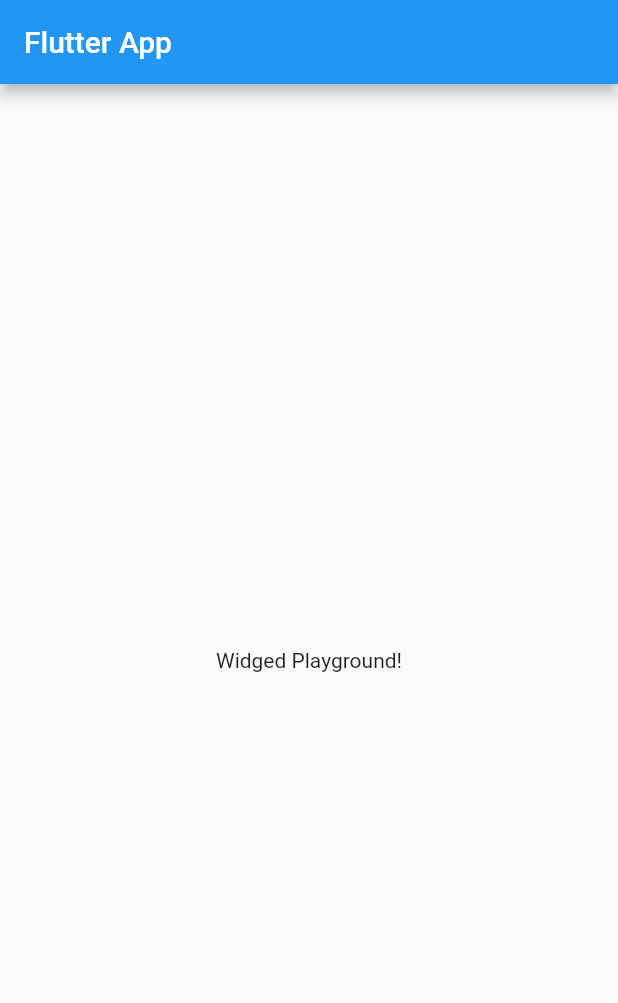
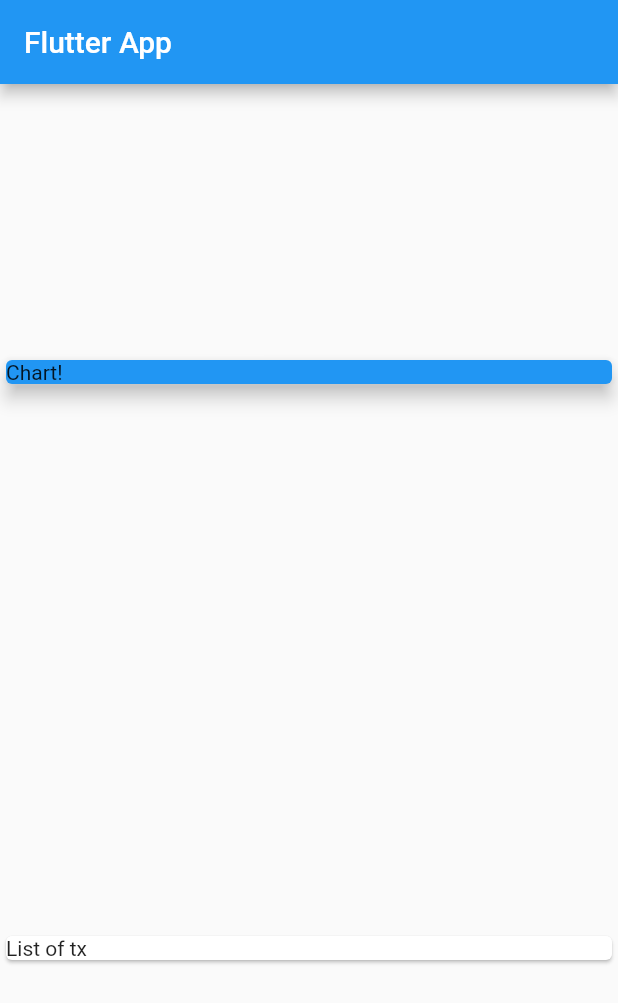
Before and after one commit to mikolertesx/personal-expenses, a Flutter app: the screen it shows after launch, on a phone screen of 412 x 824 dp. Shown: the top 1003 px of the screen. Run offline on Flutter 3.47's test engine with Material 2 defaults, Android fonts, the phone set to English and light mode, and no system bars.

Commit message:
Created a Transaction Model

```diff
--- a/lib/main.dart
+++ b/lib/main.dart
@@ -1,4 +1,5 @@
 import 'package:flutter/material.dart';
+import './transaction.dart';
 
 void main() {
   runApp(MyApp());
@@ -20,14 +21,37 @@ class MyApp extends StatelessWidget {
 }
 
 class MyHomePage extends StatelessWidget {
+  final List<Transaction> transactions = [
+    Transaction(
+      id: 't1',
+      title: 'New Shoes',
+      amount: 69.99,
+      date: DateTime.now(),
+    )
+  ];
+
   @override
   Widget build(BuildContext context) {
     return Scaffold(
       appBar: AppBar(
         title: Text('Flutter App'),
       ),
-      body: Center(
-        child: Text('Widged Playground!'),
+      body: Column(
+        mainAxisAlignment: MainAxisAlignment.spaceAround,
+        crossAxisAlignment: CrossAxisAlignment.stretch,
+        children: [
+          Container(
+            width: double.infinity,
+            child: Card(
+              color: Colors.blue,
+              child: Text('Chart!'),
+              elevation: 5,
+            ),
+          ),
+          Card(
+            child: Text('List of tx'),
+          )
+        ],
       ),
     );
   }
--- /dev/null
+++ b/lib/transaction.dart
@@ -0,0 +1,15 @@
+import 'package:flutter/foundation.dart';
+
+class Transaction {
+  String id;
+  String title;
+  double amount;
+  DateTime date;
+
+  Transaction({
+    @required this.id,
+    @required this.title,
+    @required this.amount,
+    @required this.date,
+  });
+}
```
